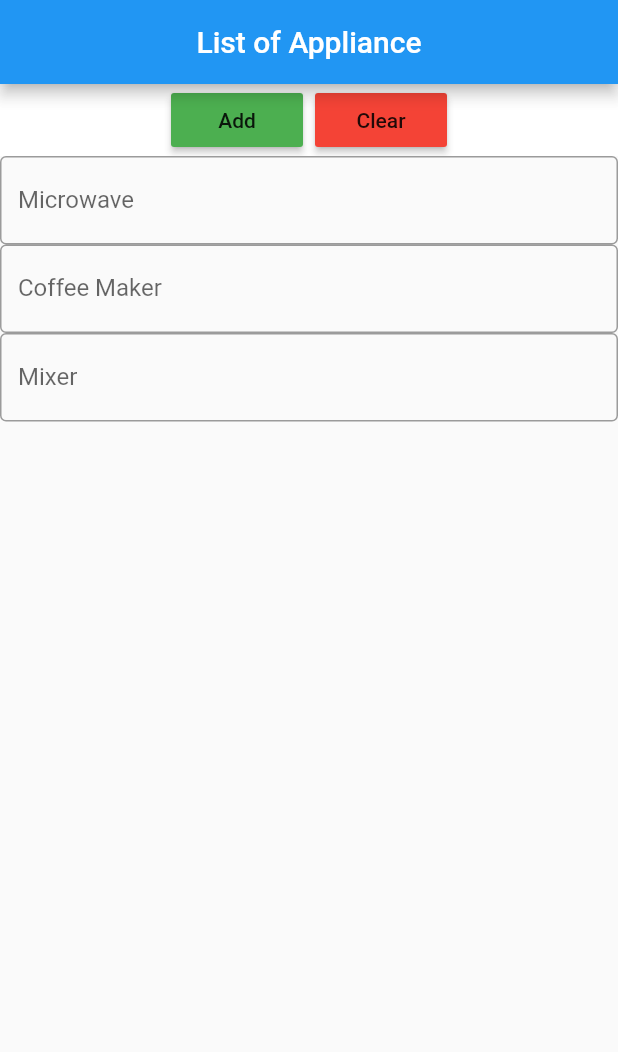
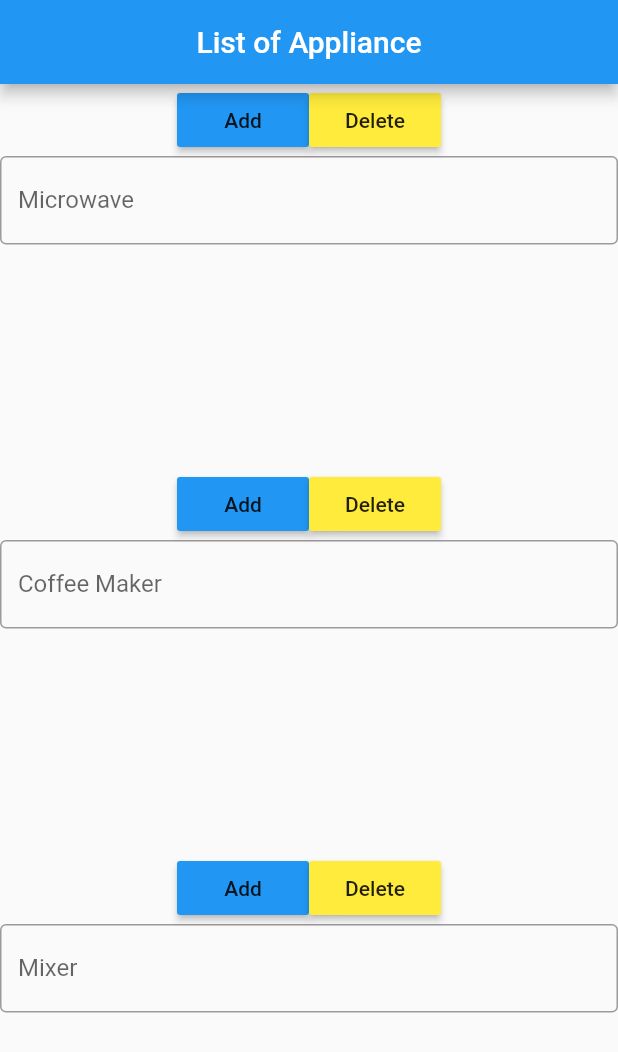
Before and after one commit to ulik88/SmartHome, a Flutter app: the screen it shows after launch, after a tap on "Add", on a phone screen of 412 x 824 dp. Shown: the top 1052 px of the screen. Run offline on Flutter 3.47's test engine with Material 2 defaults, Android fonts, the phone set to English and light mode, and no system bars; our stand-ins replace fluttertoast.

Commit message:
adding and deleting of items

```diff
--- a/smart_home/lib/action_buttons.dart
+++ b/smart_home/lib/action_buttons.dart
@@ -1,10 +1,11 @@
 import 'package:flutter/material.dart';
+import 'package:smart_home/appliances_list.dart';
 
 class ActionButtons extends StatelessWidget {
   @override
   Widget build(BuildContext context) {
     return Row(
-      mainAxisSize: MainAxisSize.min,
+        /*  mainAxisSize: MainAxisSize.min,
       children: <Widget>[
         RaisedButton(
           child: Text('Add'),
@@ -17,7 +18,7 @@ class ActionButtons extends StatelessWidget {
           onPressed: () {},
           color: Colors.red,
         ),
-      ],
-    );
+      ], */
+        );
   }
 }
--- a/smart_home/lib/appliances_list.dart
+++ b/smart_home/lib/appliances_list.dart
@@ -8,9 +8,9 @@ class AppliancesList extends StatefulWidget {
 
 class AppliancesListState extends State<AppliancesList> {
   List<String> items = [];
-  final microwave = TextEditingController();
-  final coffeeMaker = TextEditingController();
-  final mixer = TextEditingController();
+  final microwave = new TextEditingController();
+  final coffeeMaker = new TextEditingController();
+  final mixer = new TextEditingController();
 
   String textFieldsAreEmpty() {
     if (microwave.text.isEmpty) {
@@ -26,42 +26,109 @@ class AppliancesListState extends State<AppliancesList> {
   }
 
   @override
-  Widget build(BuildContext ctxt) {
+  Widget build(BuildContext context) {
     return Scaffold(
       resizeToAvoidBottomInset: false,
       body: Center(
         child: Column(
           mainAxisAlignment: MainAxisAlignment.center,
           children: [
+            Row(
+              mainAxisSize: MainAxisSize.min,
+              children: <Widget>[
+                RaisedButton(
+                  child: Text('Add'),
+                  onPressed: () {
+                    items.add(microwave.text);
+                    microwave.clear();
+                    setState(() {});
+                  },
+                  color: Colors.blue,
+                ),
+                RaisedButton(
+                  child: Text('Delete'),
+                  onPressed: () {
+                    items.clear();
+                    setState(() {});
+                  },
+                  color: Colors.yellow,
+                ),
+              ],
+            ),
             TextField(
               decoration: InputDecoration(
                   border: OutlineInputBorder(), labelText: 'Microwave'),
               controller: microwave,
-              onSubmitted: (text) {
-                items.add(text);
-                microwave.clear();
-                setState(() {});
-              },
+            ),
+            Expanded(
+              child: ListView.builder(
+                itemCount: items.length,
+                itemBuilder: (BuildContext context, int Index) {
+                  return Text(items[Index]);
+                },
+              ),
+            ),
+            Row(
+              mainAxisSize: MainAxisSize.min,
+              children: <Widget>[
+                RaisedButton(
+                  child: Text('Add'),
+                  onPressed: () {
+                    items.add(coffeeMaker.text);
+                    coffeeMaker.clear();
+                    setState(() {});
+                  },
+                  color: Colors.blue,
+                ),
+                RaisedButton(
+                  child: Text('Delete'),
+                  onPressed: () {
+                    items.clear();
+                    setState(() {});
+                  },
+                  color: Colors.yellow,
+                ),
+              ],
             ),
             TextField(
               decoration: InputDecoration(
                   border: OutlineInputBorder(), labelText: 'Coffee Maker'),
               controller: coffeeMaker,
-              onSubmitted: (text) {
-                items.add(text);
-                coffeeMaker.clear();
-                setState(() {});
-              },
+            ),
+            Expanded(
+              child: ListView.builder(
+                itemCount: items.length,
+                itemBuilder: (BuildContext ctxt, int Index) {
+                  return Text(items[Index]);
+                },
+              ),
+            ),
+            Row(
+              mainAxisSize: MainAxisSize.min,
+              children: <Widget>[
+                RaisedButton(
+                  child: Text('Add'),
+                  onPressed: () {
+                    items.add(mixer.text);
+                    microwave.clear();
+                    setState(() {});
+                  },
+                  color: Colors.blue,
+                ),
+                RaisedButton(
+                  child: Text('Delete'),
+                  onPressed: () {
+                    items.clear();
+                    setState(() {});
+                  },
+                  color: Colors.yellow,
+                ),
+              ],
             ),
             TextField(
               decoration: InputDecoration(
                   border: OutlineInputBorder(), labelText: 'Mixer'),
               controller: mixer,
-              onSubmitted: (text) {
-                items.add(text);
-                mixer.clear();
-                setState(() {});
-              },
             ),
             Expanded(
                 child: ListView.builder(
```
